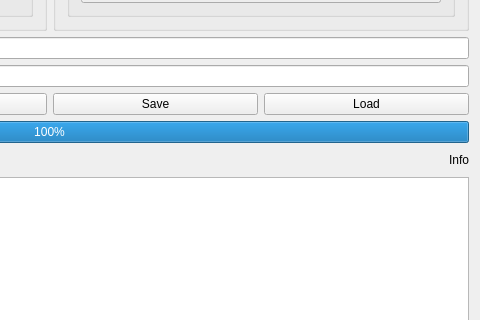
Qt form googlesheetsmodifier.ui (0mniCrow/GoogleSheetWriter) before a commit; both pictures show x 381 to 861 and y 202 to 522 of the 861 by 718 pixel window.
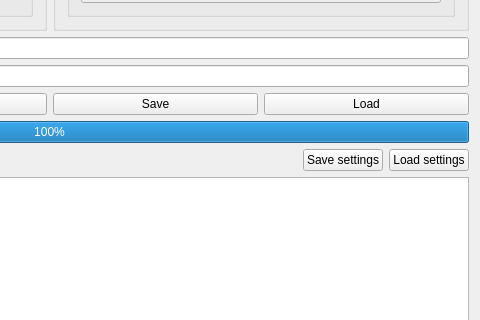
The same form after that commit.

Commit message: Add settings save/load. Add file manager.

What changed in the file:
```diff
--- a/googlesheetsmodifier.ui
+++ b/googlesheetsmodifier.ui
@@ -315,9 +315,16 @@
       </spacer>
      </item>
      <item>
-      <widget class="QLabel" name="InfoLabel">
+      <widget class="QPushButton" name="Button_Save_settings">
        <property name="text">
-        <string>Info</string>
+        <string>Save settings</string>
+       </property>
+      </widget>
+     </item>
+     <item>
+      <widget class="QPushButton" name="Button_LoadSettings">
+       <property name="text">
+        <string>Load settings</string>
        </property>
       </widget>
      </item>
```
The commit also changes 9 other files.
